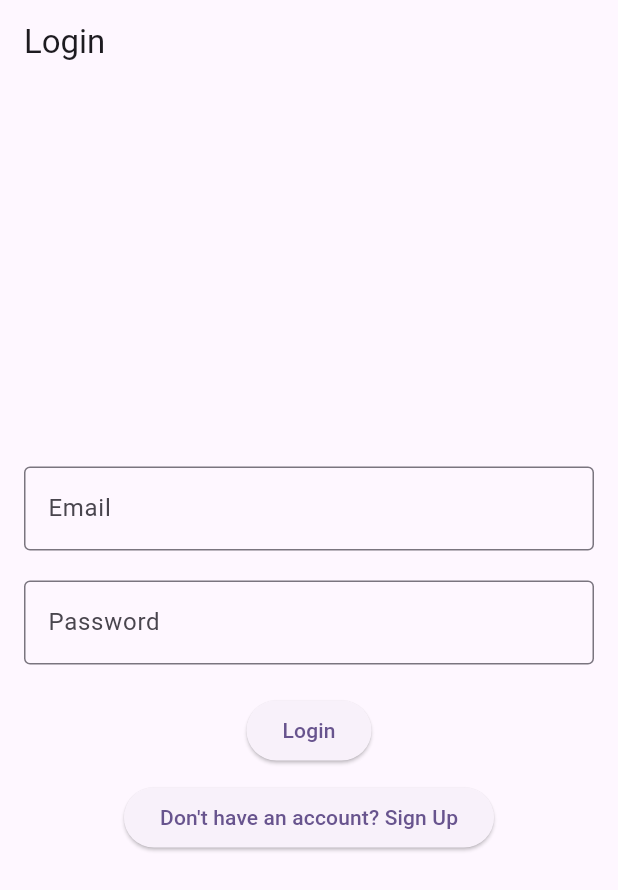
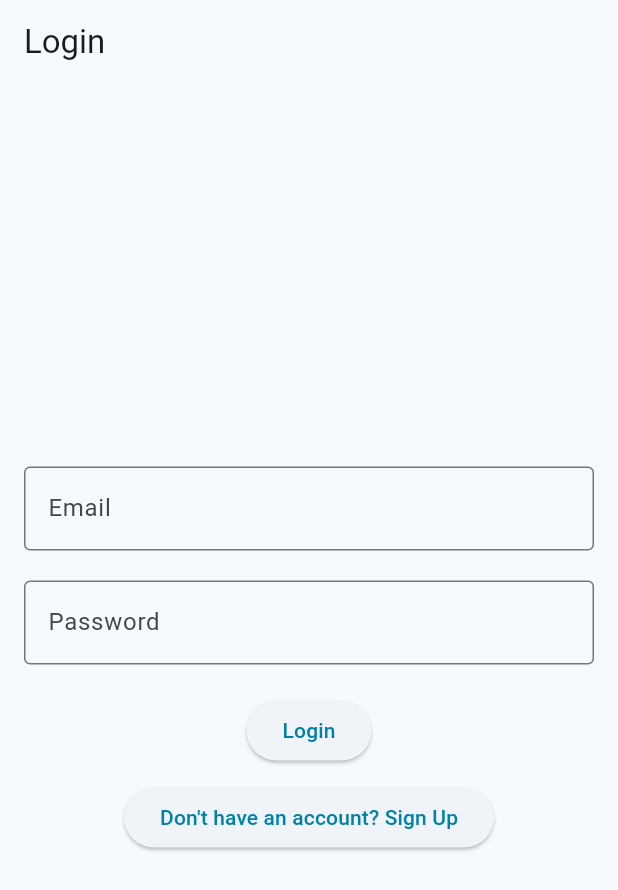
Before and after one commit to quarc0o/caffeine_tracker_app, a Flutter app: the screen it shows once a user with an empty profile is signed in, after a tap on the "logout" icon, on a phone screen of 412 x 824 dp. Shown: the top 890 px of the screen. Run offline on Flutter 3.47's test engine with Material 2 defaults, Android fonts, the phone set to English and light mode, and no system bars; our stand-ins replace firebase_auth, firebase_core, firebase_database, fl_chart, fluttertoast; accounts and stored records are empty; network calls fail.

Commit message:
simple chart

```diff
--- /dev/null
+++ b/lib/components/Chart.dart
@@ -0,0 +1,67 @@
+import 'package:fl_chart/fl_chart.dart';
+import 'package:flutter/material.dart';
+
+class Chart extends StatefulWidget {
+  const Chart({super.key});
+
+  @override
+  State<Chart> createState() => _ChartState();
+}
+
+class _ChartState extends State<Chart> {
+  final List<FlSpot> caffeineData = [
+    FlSpot(0, 45),
+    FlSpot(1, 80),
+    FlSpot(2, 38),
+    FlSpot(3, 25),
+  ];
+
+  @override
+  Widget build(BuildContext context) {
+    return Container(
+      width: 310, // Increased to account for the padding
+      height: 210, // Increased to account for the padding
+      decoration: BoxDecoration(
+        color: Colors.white, // This gives the background color
+        borderRadius:
+            BorderRadius.circular(16), // This gives the rounded borders
+        boxShadow: [
+          BoxShadow(
+            color: Colors.black12,
+            offset: Offset(0, 4),
+            blurRadius: 4,
+            spreadRadius: 1,
+          ),
+        ],
+      ),
+      padding: const EdgeInsets.all(
+          5), // Giving some padding to see the shadow properly
+      child: SizedBox(
+        width: 300,
+        height: 200,
+        child: LineChart(
+          LineChartData(
+            backgroundColor: Colors.white,
+            gridData: FlGridData(show: false),
+            titlesData: FlTitlesData(show: false),
+            minX: 0,
+            maxX: 3, // adjusted to the max x-value you provided
+            minY: 0,
+            maxY: 100,
+            borderData: FlBorderData(show: false),
+            lineBarsData: [
+              LineChartBarData(
+                spots: caffeineData,
+                isCurved: true,
+                barWidth: 6,
+                isStrokeCapRound: true,
+                belowBarData: BarAreaData(show: false),
+                dotData: FlDotData(show: false),
+              ),
+            ],
+          ),
+        ),
+      ),
+    );
+  }
+}
--- a/lib/main.dart
+++ b/lib/main.dart
@@ -29,7 +29,12 @@ class MyApp extends StatelessWidget {
           '/signup': (context) => SignUp(),
         },
         theme: ThemeData(
-          colorScheme: ColorScheme.fromSeed(seedColor: Colors.deepPurple),
+          colorScheme: ColorScheme.fromSeed(
+              seedColor: Color(0xff0081A7),
+              primary: Color(0xff0081A7),
+              secondary: Color(0xff00AFB9),
+              onPrimary: Colors.white,
+              onSecondary: Colors.white),
           useMaterial3: true,
         ),
         home: Consumer<UserProvider>(
--- a/lib/views/HomeScreen.dart
+++ b/lib/views/HomeScreen.dart
@@ -1,6 +1,7 @@
 import 'package:flutter/material.dart';
 import 'package:provider/provider.dart';
 
+import '../components/Chart.dart';
 import '../providers/UserProvider.dart';
 // ... other imports
 
@@ -23,6 +24,7 @@ class _HomeScreenState extends State<HomeScreen> {
 
     return Scaffold(
       appBar: AppBar(
+        backgroundColor: Color(0xFF0081A7),
         title: Text('Home'),
         actions: <Widget>[
           IconButton(
@@ -32,21 +34,42 @@ class _HomeScreenState extends State<HomeScreen> {
           ),
         ],
       ),
-      body: Center(
+      body: Column(
+        children: [
+          Expanded(
+            flex: 1,
+            child: Container(
+              color: Color(0xFF0081A7), // Adjust this to your desired color
+              child: Center(
                 child: Column(
                   mainAxisAlignment: MainAxisAlignment.center,
                   children: <Widget>[
                     Text(
                       'Hello, ${user?.name ?? 'Guest'}!',
                       style: TextStyle(
+                        color: Colors.white,
                         fontSize: 24.0,
                         fontWeight: FontWeight.bold,
                       ),
                     ),
                     SizedBox(height: 20),
-            Text('Welcome back to our app!'),
+                    Text(
+                      'Welcome back to our app!',
+                      style: TextStyle(color: Colors.white),
+                    ),
+                    Chart()
                   ],
                 ),
+              ),
+            ),
+          ),
+          Expanded(
+            flex: 2,
+            child: Container(
+                // This is the remaining 2/3 of the screen. You can put any other content you want here.
+                ),
+          ),
+        ],
       ),
     );
   }
--- a/pubspec.yaml
+++ b/pubspec.yaml
@@ -40,6 +40,7 @@ dependencies:
   firebase_auth: ^4.9.0
   fluttertoast: ^8.2.2
   firebase_database: ^10.2.5
+  fl_chart: ^0.63.0
 
 dev_dependencies:
   flutter_test:
```
Also changed, not shown: pubspec.lock. Lines whose indentation alone changed are shown as unchanged.
